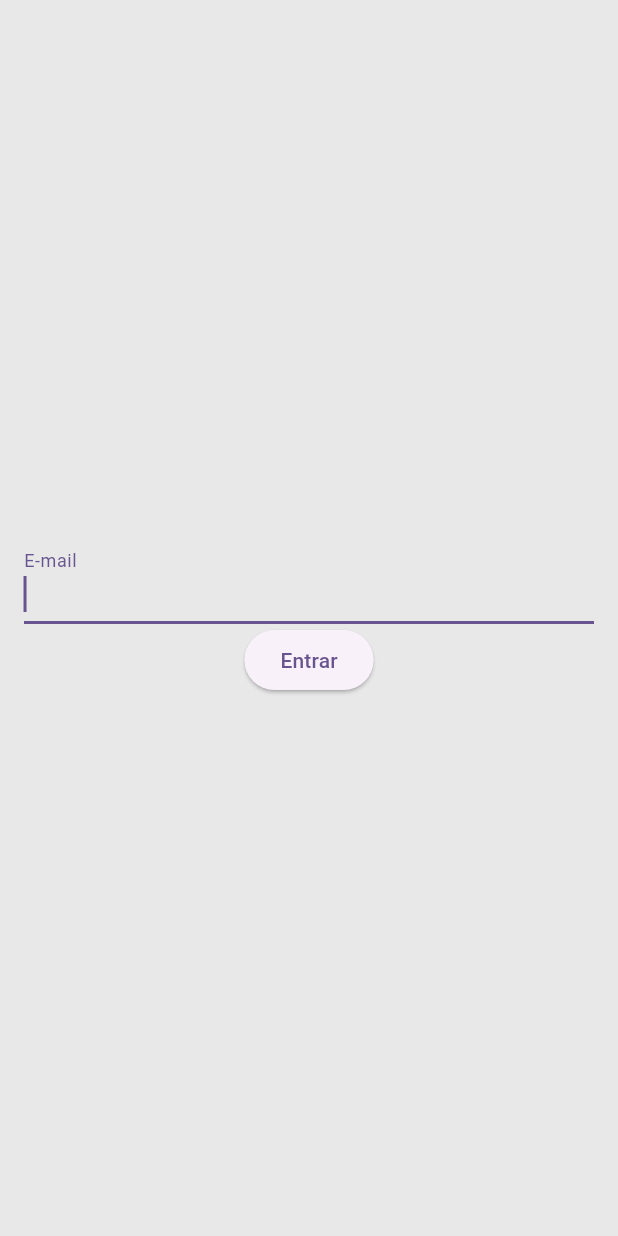
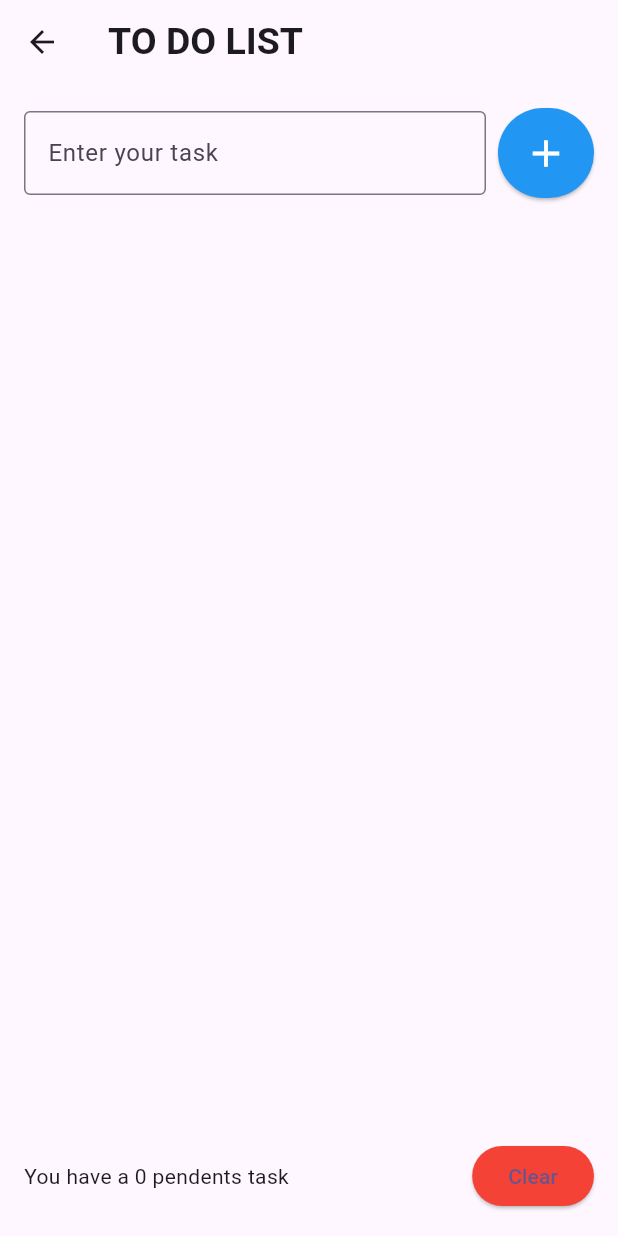
Before and after one commit to flima21/TodoList_Flutter, a Flutter app: the ToDoListPage screen opened directly, on a phone screen of 412 x 824 dp. Run offline on Flutter 3.47's test engine with Material 3 defaults, Android fonts, the phone set to English and light mode, and no system bars.

Commit message:
create list with for

```diff
--- a/lib/pages/to_do_list_page.dart
+++ b/lib/pages/to_do_list_page.dart
@@ -1,56 +1,116 @@
-
 import 'package:flutter/material.dart';
 
-class ToDoListPage extends StatelessWidget {
+class ToDoListPage extends StatefulWidget {
   ToDoListPage({super.key});
 
-  // forms to get text from field
-  final TextEditingController emailController = TextEditingController();
+  @override
+  State<ToDoListPage> createState() => _ToDoListPageState();
+}
+
+class _ToDoListPageState extends State<ToDoListPage> {
+  List<String> tasks = [];
+
+  // controllers
+  final TextEditingController tasksController = TextEditingController();
 
   @override
   Widget build(BuildContext context) {
     return Scaffold(
-      backgroundColor: Color.fromARGB(255, 232, 232, 232),
+      appBar: AppBar(
+        title: Text(
+          "TO DO LIST",
+          style: TextStyle(fontSize: 25, fontWeight: FontWeight.bold),
+        ),
+      ),
       body: Center(
         child: Padding(
-          padding: EdgeInsets.all(16),
+          padding: const EdgeInsets.all(16),
           child: Column(
-            mainAxisSize: MainAxisSize.min,
+            mainAxisSize: MainAxisSize.max,
             children: [
-              TextField(
-                controller: emailController,
-                autocorrect: true,
-                decoration: InputDecoration(
-                  labelText: 'E-mail',
+              Row(
+                children: [
+                  Expanded(
+                    child: TextField(
+                    controller: tasksController,
+                    decoration: InputDecoration(
+                      border: OutlineInputBorder(),
+                      labelText: 'Enter your task',
+                      hintText: 'Example: study flutter',
+                    ),
+                    onSubmitted: (value) {
+                      setState(() {
+                        tasks.add(value);
+                        tasksController.clear();
+                      });
+                    },
+                  )),
+                  SizedBox(
+                    width: 8,
+                  ),
+                  ElevatedButton(
+                      onPressed: () {
+                        setState(() {
+                          tasks.add(tasksController.text);
+                          tasksController.clear();
+                        });
+                      },
+                      style: ButtonStyle(
+                        padding: WidgetStateProperty.all<EdgeInsetsGeometry>(
+                            EdgeInsets.all(15)),
+                        backgroundColor:
+                            WidgetStatePropertyAll<Color>(Colors.blue),
+                      ),
+                      child: Icon(
+                        Icons.add,
+                        size: 30,
+                        color: Colors.white,
+                      )),
+
+                ],
+              ),
+              SizedBox(
+                height: 16,
+              ),
+              Flexible(
+                child: ListView(
+                  children: [
+                    for (String task in tasks)
+                      ListTile(
+                        title: Text(task),
+                        subtitle: Text(''),
+                        leading: Icon(Icons.task),
+                        onTap: () => {
+                          print('Task: $task')
+                        },
+                      )
+                  ],
                 ),
-                keyboardType: TextInputType.emailAddress,
-                autofocus: true,
-                onChanged: onChangedEmail,
-                onSubmitted: onSubmittedEmail,
               ),
-              ElevatedButton(
-                onPressed: login,
-                child: Text("Entrar")
-              ),
+              Row(
+                children: [
+                  Expanded(child: Text("You have a 0 pendents task")),
+                  SizedBox(
+                    width: 8,
+                  ),
+                  ElevatedButton(
+                    onPressed: () {
+                      setState(() {
+                        tasks.clear();
+                      });
+                    },
+                    style: ButtonStyle(
+                      backgroundColor:
+                          WidgetStatePropertyAll<Color>(Colors.red),
+                    ),
+                    child: Text("Clear"),
+                  )
+                ],
+              )
             ],
           ),
         ),
       ),
     );
   }
-
-  // get the value from textfield
-  void login(){
-    String text = emailController.text;
-  }
-
-  // get all the modifications in field
-  void onChangedEmail(String text) {
-
-  }
-
-  // when click the sumbit in keyboar
-  void onSubmittedEmail(String text) {
-
-  }
 }
```
